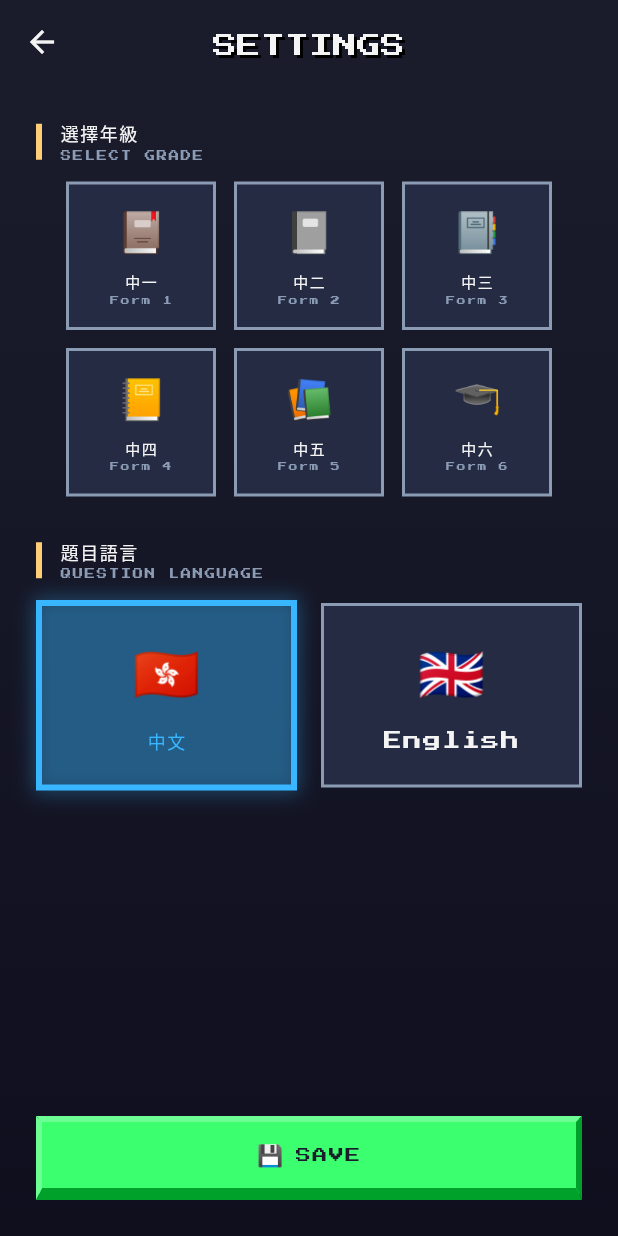
After one commit to pcfat/math-quest, a Flutter app: the SettingsScreen screen opened directly, on a phone screen of 412 x 824 dp. The commit adds this screen. Run offline on Flutter 3.47's test engine with Material 3 defaults, Android fonts, the phone set to English and light mode, and no system bars; our stand-ins replace shared_preferences; accounts and stored records are empty.

Commit message:
⚙️ Add Settings screen to change grade and language
- Settings button now opens Settings screen
- Can modify grade (Form 1-6) and question language
- Saves changes with confirmation message

```diff
--- a/lib/screens/home_screen.dart
+++ b/lib/screens/home_screen.dart
@@ -9,6 +9,7 @@ import 'daily_mission_screen.dart';
 import 'leaderboard_screen.dart';
 import 'achievements_screen.dart';
 import 'pet_collection_screen.dart';
+import 'settings_screen.dart';
 
 class HomeScreen extends StatefulWidget {
   const HomeScreen({super.key});
@@ -411,7 +412,9 @@ class _HomeScreenState extends State<HomeScreen> with TickerProviderStateMixin {
           _buildNavItem('👤', 'PROFILE', false, () {
             Navigator.push(context, MaterialPageRoute(builder: (_) => const ProfileScreen()));
           }),
-          _buildNavItem('⚙️', 'SETTINGS', false, () {}),
+          _buildNavItem('⚙️', 'SETTINGS', false, () {
+            Navigator.push(context, MaterialPageRoute(builder: (_) => const SettingsScreen()));
+          }),
         ],
       ),
     );
--- /dev/null
+++ b/lib/screens/settings_screen.dart
@@ -0,0 +1,250 @@
+import 'package:flutter/material.dart';
+import 'package:provider/provider.dart';
+import '../data/game_state.dart';
+import '../theme/pixel_theme.dart';
+
+class SettingsScreen extends StatefulWidget {
+  const SettingsScreen({super.key});
+
+  @override
+  State<SettingsScreen> createState() => _SettingsScreenState();
+}
+
+class _SettingsScreenState extends State<SettingsScreen> {
+  String? _selectedGrade;
+  String? _selectedLanguage;
+
+  final List<Map<String, dynamic>> _grades = [
+    {'id': 's1', 'name': '中一', 'nameEn': 'Form 1', 'icon': '📕'},
+    {'id': 's2', 'name': '中二', 'nameEn': 'Form 2', 'icon': '📓'},
+    {'id': 's3', 'name': '中三', 'nameEn': 'Form 3', 'icon': '📔'},
+    {'id': 's4', 'name': '中四', 'nameEn': 'Form 4', 'icon': '📒'},
+    {'id': 's5', 'name': '中五', 'nameEn': 'Form 5', 'icon': '📚'},
+    {'id': 's6', 'name': '中六', 'nameEn': 'Form 6', 'icon': '🎓'},
+  ];
+
+  final List<Map<String, dynamic>> _languages = [
+    {'id': 'zh', 'name': '中文', 'icon': '🇭🇰'},
+    {'id': 'en', 'name': 'English', 'icon': '🇬🇧'},
+  ];
+
+  @override
+  void initState() {
+    super.initState();
+    final gameState = context.read<GameState>();
+    _selectedGrade = gameState.userGrade;
+    _selectedLanguage = gameState.questionLanguage;
+  }
+
+  @override
+  Widget build(BuildContext context) {
+    return Scaffold(
+      appBar: AppBar(
+        title: Text(
+          'SETTINGS',
+          style: PixelTheme.pixelTitle(size: 16, color: PixelTheme.textLight),
+        ),
+        leading: IconButton(
+          icon: const Icon(Icons.arrow_back),
+          onPressed: () => Navigator.pop(context),
+        ),
+      ),
+      body: Container(
+        decoration: const BoxDecoration(gradient: PixelTheme.bgGradient),
+        child: SafeArea(
+          child: Column(
+            children: [
+              const SizedBox(height: 24),
+
+              // 選擇內容
+              Expanded(
+                child: SingleChildScrollView(
+                  padding: const EdgeInsets.symmetric(horizontal: 24),
+                  child: Column(
+                    children: [
+                      // 年級選擇
+                      _buildSectionHeader('選擇年級', 'SELECT GRADE'),
+                      const SizedBox(height: 12),
+                      _buildGradeGrid(),
+
+                      const SizedBox(height: 28),
+
+                      // 語言選擇
+                      _buildSectionHeader('題目語言', 'QUESTION LANGUAGE'),
+                      const SizedBox(height: 12),
+                      _buildLanguageSelection(),
+
+                      const SizedBox(height: 24),
+                    ],
+                  ),
+                ),
+              ),
+
+              // 儲存按鈕
+              Padding(
+                padding: const EdgeInsets.all(24),
+                child: PixelButton(
+                  text: 'SAVE',
+                  emoji: '💾',
+                  color: PixelTheme.primary,
+                  height: 56,
+                  fontSize: 10,
+                  onPressed: () => _saveSettings(context),
+                ),
+              ),
+            ],
+          ),
+        ),
+      ),
+    );
+  }
+
+  Widget _buildSectionHeader(String title, String subtitle) {
+    return Row(
+      children: [
+        Container(
+          width: 4,
+          height: 24,
+          color: PixelTheme.secondary,
+        ),
+        const SizedBox(width: 12),
+        Column(
+          crossAxisAlignment: CrossAxisAlignment.start,
+          children: [
+            Text(title, style: PixelTheme.pixelText(size: 12, color: PixelTheme.textLight)),
+            Text(subtitle, style: PixelTheme.pixelText(size: 7, color: PixelTheme.textDim)),
+          ],
+        ),
+      ],
+    );
+  }
+
+  Widget _buildGradeGrid() {
+    return Wrap(
+      spacing: 12,
+      runSpacing: 12,
+      children: _grades.map((grade) => _buildGradeCard(grade)).toList(),
+    );
+  }
+
+  Widget _buildGradeCard(Map<String, dynamic> grade) {
+    final isSelected = _selectedGrade == grade['id'];
+
+    return GestureDetector(
+      onTap: () => setState(() => _selectedGrade = grade['id']),
+      child: AnimatedContainer(
+        duration: const Duration(milliseconds: 200),
+        width: 100,
+        padding: const EdgeInsets.symmetric(vertical: 14),
+        decoration: BoxDecoration(
+          color: isSelected
+              ? PixelTheme.primary.withOpacity(0.2)
+              : PixelTheme.bgMid,
+          border: Border.all(
+            color: isSelected ? PixelTheme.primary : PixelTheme.textDim,
+            width: isSelected ? 4 : 2,
+          ),
+          boxShadow: isSelected ? [
+            BoxShadow(
+              color: PixelTheme.primary.withOpacity(0.3),
+              blurRadius: 10,
+              spreadRadius: 2,
+            ),
+          ] : null,
+        ),
+        child: Column(
+          children: [
+            Text(grade['icon'], style: const TextStyle(fontSize: 26)),
+            const SizedBox(height: 6),
+            Text(
+              grade['name'],
+              style: PixelTheme.pixelText(
+                size: 10,
+                color: isSelected ? PixelTheme.primary : PixelTheme.textLight,
+              ),
+            ),
+            Text(
+              grade['nameEn'],
+              style: PixelTheme.pixelText(size: 6, color: PixelTheme.textDim),
+            ),
+          ],
+        ),
+      ),
+    );
+  }
+
+  Widget _buildLanguageSelection() {
+    return Row(
+      children: _languages.map((lang) {
+        final isSelected = _selectedLanguage == lang['id'];
+
+        return Expanded(
+          child: GestureDetector(
+            onTap: () => setState(() => _selectedLanguage = lang['id']),
+            child: AnimatedContainer(
+              duration: const Duration(milliseconds: 200),
+              margin: EdgeInsets.only(
+                left: lang['id'] == 'en' ? 8 : 0,
+                right: lang['id'] == 'zh' ? 8 : 0,
+              ),
+              padding: const EdgeInsets.symmetric(vertical: 20),
+              decoration: BoxDecoration(
+                color: isSelected
+                    ? PixelTheme.accent.withOpacity(0.2)
+                    : PixelTheme.bgMid,
+                border: Border.all(
+                  color: isSelected ? PixelTheme.accent : PixelTheme.textDim,
+                  width: isSelected ? 4 : 2,
+                ),
+                boxShadow: isSelected ? [
+                  BoxShadow(
+                    color: PixelTheme.accent.withOpacity(0.3),
+                    blurRadius: 10,
+                    spreadRadius: 2,
+                  ),
+                ] : null,
+              ),
+              child: Column(
+                children: [
+                  Text(lang['icon'], style: const TextStyle(fontSize: 36)),
+                  const SizedBox(height: 10),
+                  Text(
+                    lang['name'],
+                    style: PixelTheme.pixelText(
+                      size: 12,
+                      color: isSelected ? PixelTheme.accent : PixelTheme.textLight,
+                    ),
+                  ),
+                ],
+              ),
+            ),
+          ),
+        );
+      }).toList(),
+    );
+  }
+
+  void _saveSettings(BuildContext context) {
+    final gameState = context.read<GameState>();
+
+    if (_selectedGrade != null) {
+      gameState.setUserGrade(_selectedGrade!);
+    }
+    if (_selectedLanguage != null) {
+      gameState.setQuestionLanguage(_selectedLanguage!);
+    }
+
+    ScaffoldMessenger.of(context).showSnackBar(
+      SnackBar(
+        content: Text(
+          '設定已儲存！',
+          style: PixelTheme.pixelText(size: 10, color: Colors.white),
+        ),
+        backgroundColor: PixelTheme.primary,
+        duration: const Duration(seconds: 2),
+      ),
+    );
+
+    Navigator.pop(context);
+  }
+}
```
